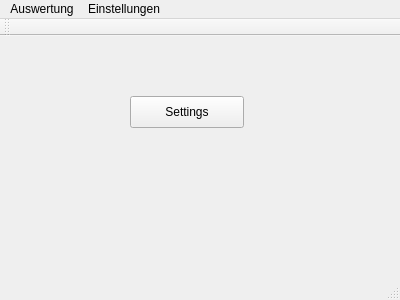
Ulle84/UllesSourceCode, file TuKi-Basar/TuKiBasar.ui: the form before one commit.
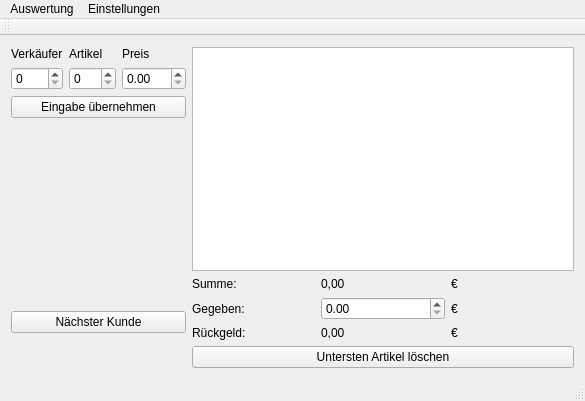
The form after the commit.

```diff
--- a/TuKi-Basar/TuKiBasar.ui
+++ b/TuKi-Basar/TuKiBasar.ui
@@ -6,34 +6,189 @@
    <rect>
     <x>0</x>
     <y>0</y>
-    <width>400</width>
-    <height>300</height>
+    <width>585</width>
+    <height>401</height>
    </rect>
   </property>
   <property name="windowTitle">
    <string>TuKiBasar</string>
   </property>
   <widget class="QWidget" name="centralWidget">
-   <widget class="QPushButton" name="pushButton">
-    <property name="geometry">
-     <rect>
-      <x>130</x>
-      <y>60</y>
-      <width>114</width>
-      <height>32</height>
-     </rect>
-    </property>
-    <property name="text">
-     <string>Settings</string>
-    </property>
-   </widget>
+   <layout class="QGridLayout" name="gridLayout_3">
+    <item row="1" column="0" rowspan="2">
+     <widget class="QPushButton" name="pushButtonNextCustomer">
+      <property name="text">
+       <string>Nächster Kunde</string>
+      </property>
+     </widget>
+    </item>
+    <item row="0" column="0">
+     <layout class="QGridLayout" name="gridLayout">
+      <item row="0" column="0">
+       <layout class="QHBoxLayout" name="horizontalLayout">
+        <item>
+         <layout class="QVBoxLayout" name="verticalLayout">
+          <item>
+           <widget class="QLabel" name="label">
+            <property name="text">
+             <string>Verkäufer</string>
+            </property>
+           </widget>
+          </item>
+          <item>
+           <widget class="QSpinBox" name="spinBox">
+            <property name="maximum">
+             <number>999</number>
+            </property>
+           </widget>
+          </item>
+         </layout>
+        </item>
+        <item>
+         <layout class="QVBoxLayout" name="verticalLayout_2">
+          <item>
+           <widget class="QLabel" name="label_2">
+            <property name="text">
+             <string>Artikel</string>
+            </property>
+           </widget>
+          </item>
+          <item>
+           <widget class="QSpinBox" name="spinBox_2">
+            <property name="maximum">
+             <number>999</number>
+            </property>
+           </widget>
+          </item>
+         </layout>
+        </item>
+        <item>
+         <layout class="QVBoxLayout" name="verticalLayout_3">
+          <item>
+           <widget class="QLabel" name="label_3">
+            <property name="text">
+             <string>Preis</string>
+            </property>
+           </widget>
+          </item>
+          <item>
+           <widget class="QDoubleSpinBox" name="doubleSpinBox">
+            <property name="maximum">
+             <double>999.990000000000009</double>
+            </property>
+           </widget>
+          </item>
+         </layout>
+        </item>
+       </layout>
+      </item>
+      <item row="1" column="0">
+       <widget class="QPushButton" name="pushButtonProductToList">
+        <property name="text">
+         <string>Eingabe übernehmen</string>
+        </property>
+       </widget>
+      </item>
+      <item row="2" column="0">
+       <spacer name="verticalSpacer">
+        <property name="orientation">
+         <enum>Qt::Vertical</enum>
+        </property>
+        <property name="sizeHint" stdset="0">
+         <size>
+          <width>20</width>
+          <height>40</height>
+         </size>
+        </property>
+       </spacer>
+      </item>
+     </layout>
+    </item>
+    <item row="1" column="1">
+     <layout class="QGridLayout" name="gridLayout_2">
+      <item row="0" column="0">
+       <widget class="QLabel" name="label_4">
+        <property name="text">
+         <string>Summe:</string>
+        </property>
+       </widget>
+      </item>
+      <item row="0" column="1">
+       <widget class="QLabel" name="labelSum">
+        <property name="text">
+         <string>0,00</string>
+        </property>
+       </widget>
+      </item>
+      <item row="0" column="2">
+       <widget class="QLabel" name="label_7">
+        <property name="text">
+         <string>€</string>
+        </property>
+       </widget>
+      </item>
+      <item row="1" column="0">
+       <widget class="QLabel" name="label_5">
+        <property name="text">
+         <string>Gegeben:</string>
+        </property>
+       </widget>
+      </item>
+      <item row="1" column="1">
+       <widget class="QDoubleSpinBox" name="doubleSpinBoxMoneyGiven">
+        <property name="maximum">
+         <double>999.990000000000009</double>
+        </property>
+       </widget>
+      </item>
+      <item row="1" column="2">
+       <widget class="QLabel" name="label_8">
+        <property name="text">
+         <string>€</string>
+        </property>
+       </widget>
+      </item>
+      <item row="2" column="0">
+       <widget class="QLabel" name="label_6">
+        <property name="text">
+         <string>Rückgeld:</string>
+        </property>
+       </widget>
+      </item>
+      <item row="2" column="1">
+       <widget class="QLabel" name="labelReturn">
+        <property name="text">
+         <string>0,00</string>
+        </property>
+       </widget>
+      </item>
+      <item row="2" column="2">
+       <widget class="QLabel" name="label_9">
+        <property name="text">
+         <string>€</string>
+        </property>
+       </widget>
+      </item>
+     </layout>
+    </item>
+    <item row="0" column="1">
+     <widget class="QTableView" name="tableViewProductItems"/>
+    </item>
+    <item row="2" column="1">
+     <widget class="QPushButton" name="pushButtonDeleteLastArticle">
+      <property name="text">
+       <string>Untersten Artikel löschen</string>
+      </property>
+     </widget>
+    </item>
+   </layout>
   </widget>
   <widget class="QMenuBar" name="menuBar">
    <property name="geometry">
     <rect>
      <x>0</x>
      <y>0</y>
-     <width>400</width>
+     <width>585</width>
      <height>22</height>
     </rect>
    </property>
```
